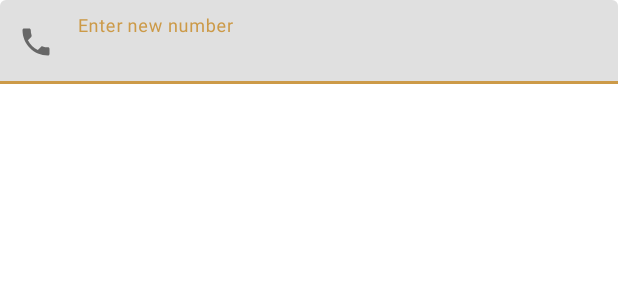
After one commit to noah-erasmus/Conversate, an Android app: the layout edit_phone_dialog.xml on its own in the app's theme, with its tools: preview values and no code run, on a phone screen of 412 x 824 dp. The commit adds this screen. Shown: the top 300 px of the screen. Run offline under Robolectric (Android 15) with nearby library versions, the phone set to English and light mode, and no system bars.

Commit message:
[F] Add modal to edit profile info

```diff
--- /dev/null
+++ b/app/src/main/res/drawable/phone_gold_icon.xml
@@ -0,0 +1,5 @@
+<vector android:height="24dp" android:tint="#CC9A48"
+    android:viewportHeight="24" android:viewportWidth="24"
+    android:width="24dp" xmlns:android="http://schemas.android.com/apk/res/android">
+    <path android:fillColor="@android:color/white" android:pathData="M6.62,10.79c1.44,2.83 3.76,5.14 6.59,6.59l2.2,-2.2c0.27,-0.27 0.67,-0.36 1.02,-0.24 1.12,0.37 2.33,0.57 3.57,0.57 0.55,0 1,0.45 1,1V20c0,0.55 -0.45,1 -1,1 -9.39,0 -17,-7.61 -17,-17 0,-0.55 0.45,-1 1,-1h3.5c0.55,0 1,0.45 1,1 0,1.25 0.2,2.45 0.57,3.57 0.11,0.35 0.03,0.74 -0.25,1.02l-2.2,2.2z"/>
+</vector>
--- a/app/src/main/res/layout/activity_profile.xml
+++ b/app/src/main/res/layout/activity_profile.xml
@@ -72,6 +72,7 @@
                 android:gravity="right"
                 android:paddingVertical="10dp">
                 <ImageButton
+                    android:id="@+id/edit_phone"
                     android:layout_width="30dp"
                     android:layout_height="30dp"
                     android:src="@drawable/edit_white"
@@ -110,6 +111,7 @@
                 android:gravity="right"
                 android:paddingVertical="10dp">
                 <ImageButton
+                    android:id="@+id/edit_email"
                     android:layout_width="30dp"
                     android:layout_height="30dp"
                     android:src="@drawable/edit_white"
--- /dev/null
+++ b/app/src/main/res/layout/edit_phone_dialog.xml
@@ -0,0 +1,18 @@
+<?xml version="1.0" encoding="utf-8"?>
+<LinearLayout xmlns:android="http://schemas.android.com/apk/res/android"
+    android:layout_width="match_parent"
+    android:layout_height="match_parent"
+    xmlns:app="http://schemas.android.com/apk/res-auto">
+    <com.google.android.material.textfield.TextInputLayout
+        android:layout_width="match_parent"
+        android:layout_height="wrap_content"
+        android:id="@+id/edit_phone_field"
+        app:startIconDrawable="@drawable/phone_gold_icon"
+        android:hint="Enter new number">
+        <com.google.android.material.textfield.TextInputEditText
+            android:layout_width="match_parent"
+            android:layout_height="match_parent"
+            android:singleLine="true"
+            android:inputType="phone"/>
+    </com.google.android.material.textfield.TextInputLayout>
+</LinearLayout>
```
Also changed, not shown: app/src/main/java/com/example/conversate/ProfileActivity.kt (+42 -0 lines).
